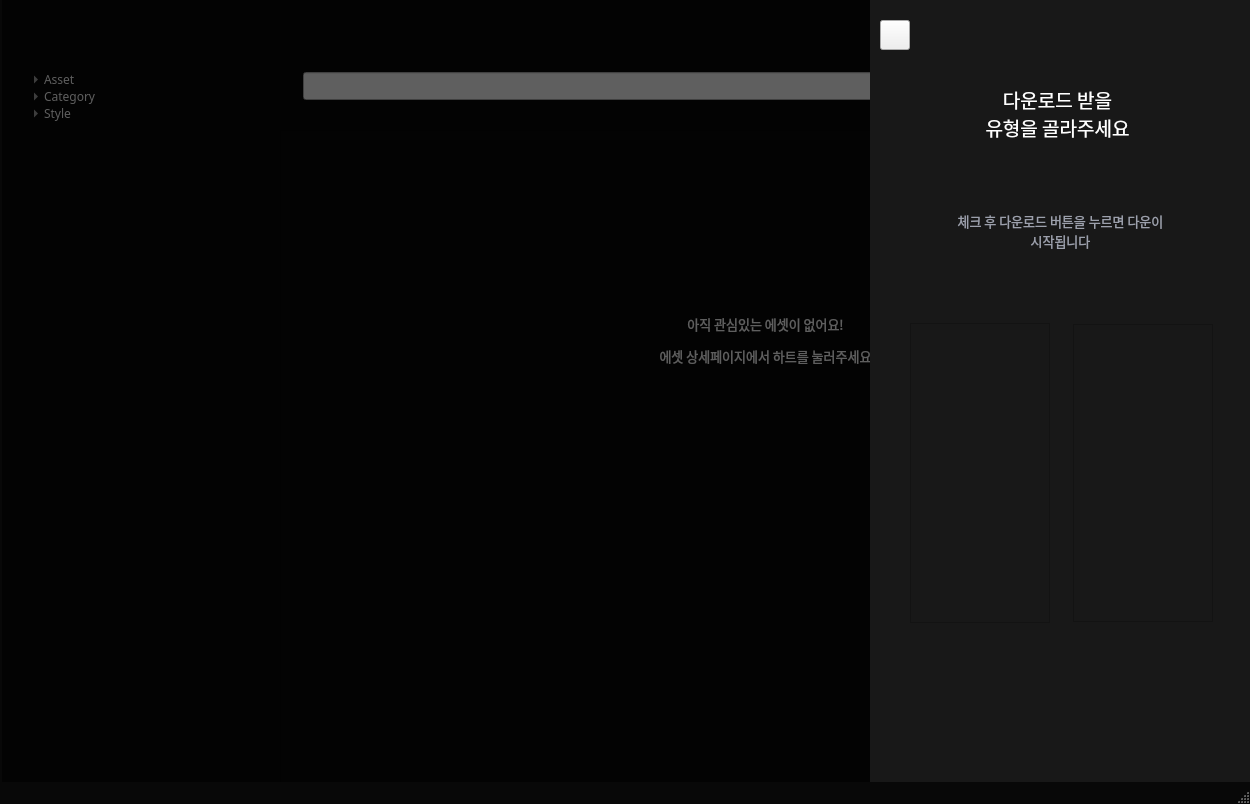
Old version of the form gui/asset_main2.ui in the repository oventd/NA_Spirit.
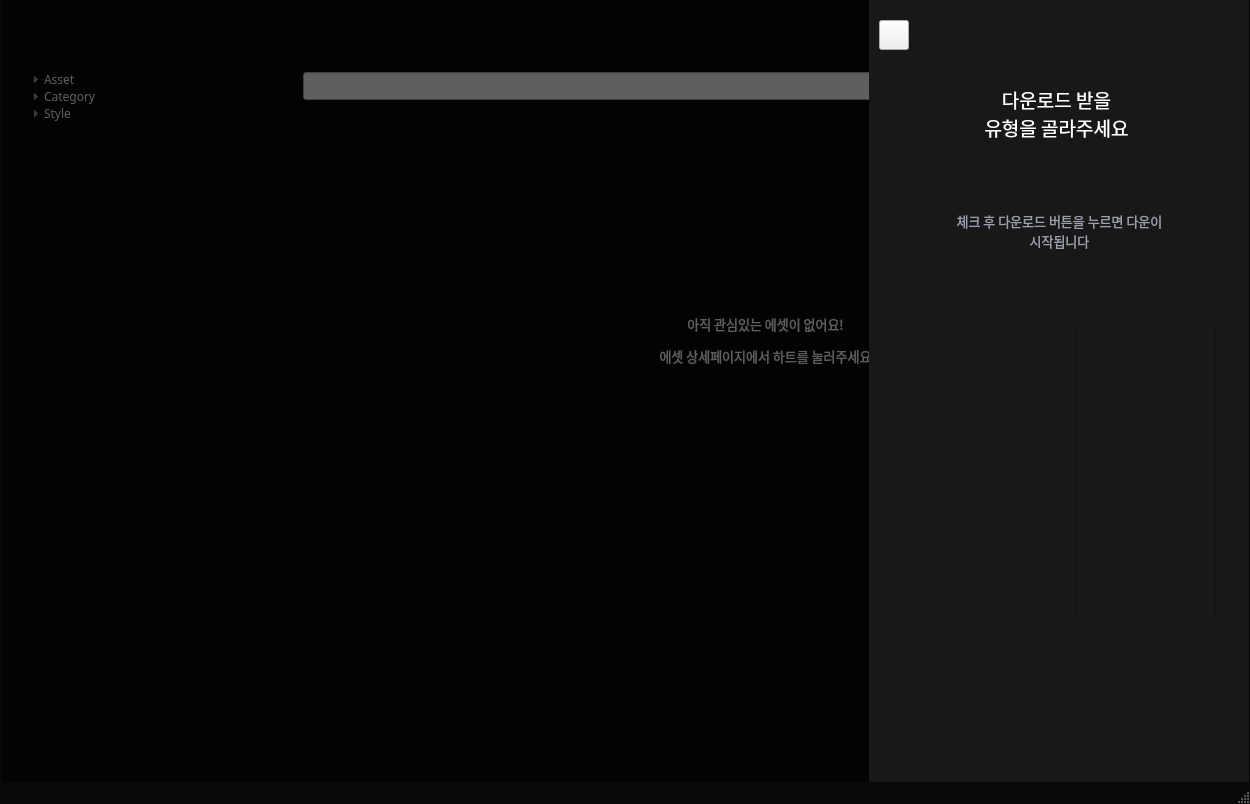
New version of the form. The open tabs and pages were chosen to show the change. Icons and pictures are not drawn.

Commit message: ui 거의 다 완료/ 앞으로의 테스크>  json과 chected 인식

Patch:
```diff
--- a/gui/asset_main2.ui
+++ b/gui/asset_main2.ui
@@ -906,7 +906,7 @@
    <widget class="QStackedWidget" name="stackedWidget">
     <property name="geometry">
      <rect>
-      <x>870</x>
+      <x>869</x>
       <y>0</y>
       <width>380</width>
       <height>851</height>
@@ -1798,7 +1798,7 @@
      <widget class="QListWidget" name="download_listwidget">
       <property name="geometry">
        <rect>
-        <x>203</x>
+        <x>207</x>
         <y>324</y>
         <width>140</width>
         <height>298</height>
@@ -1941,7 +1941,7 @@
      <widget class="QListWidget" name="haved_asset">
       <property name="geometry">
        <rect>
-        <x>40</x>
+        <x>37</x>
         <y>323</y>
         <width>140</width>
         <height>300</height>
@@ -2050,10 +2050,10 @@
      <widget class="QPushButton" name="download_touch_area">
       <property name="geometry">
        <rect>
-        <x>195</x>
-        <y>689</y>
-        <width>131</width>
-        <height>51</height>
+        <x>5</x>
+        <y>713</y>
+        <width>371</width>
+        <height>81</height>
        </rect>
       </property>
       <property name="styleSheet">
@@ -2085,7 +2085,7 @@
      <widget class="QLabel" name="already_download">
       <property name="geometry">
        <rect>
-        <x>76</x>
+        <x>64</x>
         <y>265</y>
         <width>87</width>
         <height>41</height>
```
Left out of the diff: 73 changed lines with no effect on the pictures. The commit also changes 1 other file.
